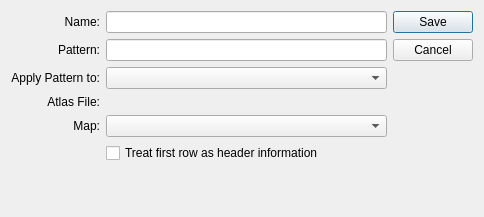
Old version of the form guiclient/atlasMap.ui in the repository knowhow/xtuple.
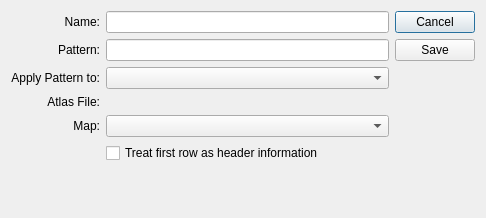
New version of the form. Custom widgets are drawn as their Qt base class.

The edit to the form file:
```diff
--- a/guiclient/atlasMap.ui
+++ b/guiclient/atlasMap.ui
@@ -13,8 +13,8 @@
    <rect>
     <x>0</x>
     <y>0</y>
-    <width>484</width>
-    <height>217</height>
+    <width>486</width>
+    <height>218</height>
    </rect>
   </property>
   <property name="windowTitle">
@@ -128,14 +128,35 @@
     </layout>
    </item>
    <item>
-    <widget class="QDialogButtonBox" name="_buttonBox">
-     <property name="orientation">
-      <enum>Qt::Vertical</enum>
-     </property>
-     <property name="standardButtons">
-      <set>QDialogButtonBox::Cancel|QDialogButtonBox::Save</set>
-     </property>
-    </widget>
+    <layout class="QVBoxLayout" name="_buttonsLayout">
+     <item>
+      <widget class="QPushButton" name="_cancel">
+       <property name="text">
+        <string>Cancel</string>
+       </property>
+      </widget>
+     </item>
+     <item>
+      <widget class="QPushButton" name="_save">
+       <property name="text">
+        <string>Save</string>
+       </property>
+      </widget>
+     </item>
+     <item>
+      <spacer name="_buttonsSpacer">
+       <property name="orientation">
+        <enum>Qt::Vertical</enum>
+       </property>
+       <property name="sizeHint" stdset="0">
+        <size>
+         <width>20</width>
+         <height>40</height>
+        </size>
+       </property>
+      </spacer>
+     </item>
+    </layout>
    </item>
   </layout>
  </widget>
```
Left out of the diff: 23 changed lines with no effect on the pictures.
